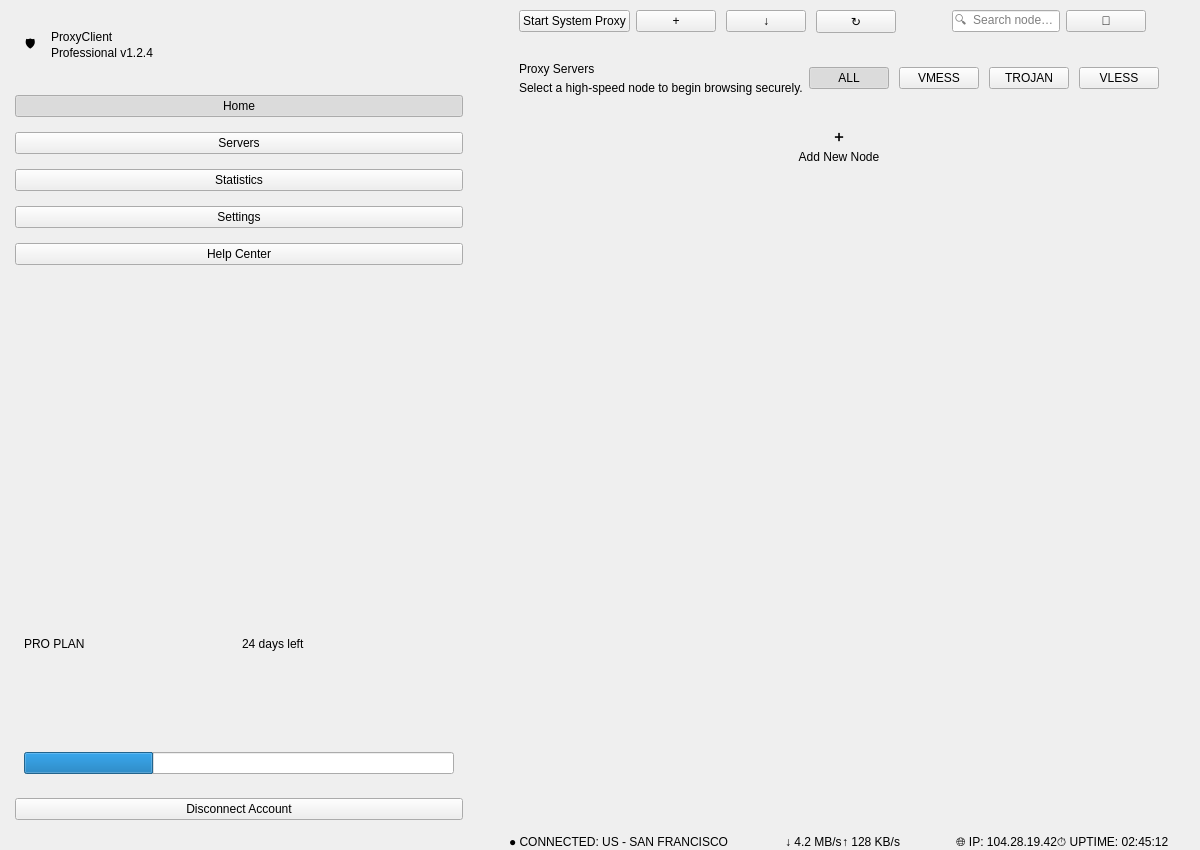
Above: v2raycpp.ui from llk657843/V2ray before the change. Below: the same form after it.
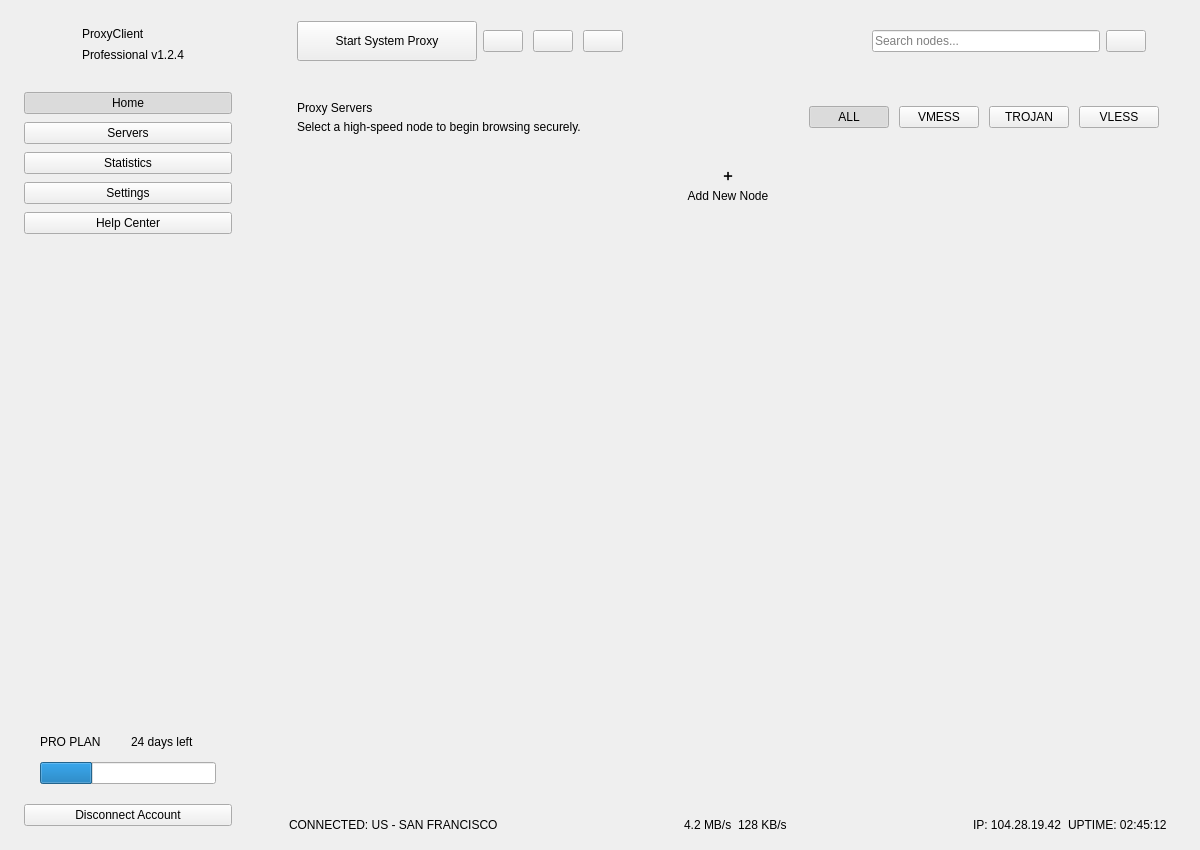
That is the form after the change.

What changed in the file:
```diff
--- a/v2raycpp.ui
+++ b/v2raycpp.ui
@@ -31,21 +31,27 @@
    </property>
    <item>
     <widget class="QFrame" name="fr_left">
+     <property name="maximumSize">
+      <size>
+       <width>256</width>
+       <height>16777215</height>
+      </size>
+     </property>
      <layout class="QVBoxLayout" name="sidebarLayout">
       <property name="spacing">
-       <number>15</number>
+       <number>8</number>
       </property>
       <property name="leftMargin">
-       <number>15</number>
+       <number>24</number>
       </property>
       <property name="topMargin">
-       <number>30</number>
+       <number>24</number>
       </property>
       <property name="rightMargin">
-       <number>15</number>
+       <number>24</number>
       </property>
       <property name="bottomMargin">
-       <number>30</number>
+       <number>24</number>
       </property>
       <item>
        <layout class="QHBoxLayout" name="logoLayout">
@@ -54,8 +60,20 @@
         </property>
         <item>
          <widget class="QLabel" name="logoIcon">
+          <property name="minimumSize">
+           <size>
+            <width>40</width>
+            <height>40</height>
+           </size>
+          </property>
+          <property name="maximumSize">
+           <size>
+            <width>40</width>
+            <height>40</height>
+           </size>
+          </property>
           <property name="text">
-           <string>🛡️</string>
+           <string/>
           </property>
           <property name="class" stdset="0">
            <string>logoIcon</string>
@@ -218,7 +236,25 @@
       </item>
       <item>
        <widget class="QFrame" name="proPlanBox">
+        <property name="maximumSize">
+         <size>
+          <width>16777215</width>
+          <height>80</height>
+         </size>
+        </property>
         <layout class="QVBoxLayout">
+         <property name="leftMargin">
+          <number>16</number>
+         </property>
+         <property name="topMargin">
+          <number>12</number>
+         </property>
+         <property name="rightMargin">
+          <number>16</number>
+         </property>
+         <property name="bottomMargin">
+          <number>12</number>
+         </property>
          <item>
           <layout class="QHBoxLayout">
            <item>
@@ -293,6 +329,18 @@
       </property>
       <item>
        <widget class="QFrame" name="fr_top">
+        <property name="minimumSize">
+         <size>
+          <width>0</width>
+          <height>80</height>
+         </size>
+        </property>
+        <property name="maximumSize">
+         <size>
+          <width>16777215</width>
+          <height>80</height>
+         </size>
+        </property>
         <layout class="QHBoxLayout">
          <property name="leftMargin">
           <number>40</number>
@@ -302,6 +350,18 @@
          </property>
          <item>
           <widget class="QPushButton" name="btnStartProxy">
+           <property name="minimumSize">
+            <size>
+             <width>180</width>
+             <height>40</height>
+            </size>
+           </property>
+           <property name="maximumSize">
+            <size>
+             <width>180</width>
+             <height>40</height>
+            </size>
+           </property>
            <property name="text">
             <string>Start System Proxy</string>
            </property>
@@ -315,7 +375,7 @@
            <item>
             <widget class="QPushButton" name="toolAdd">
              <property name="text">
-              <string>+</string>
+              <string/>
              </property>
              <property name="class" stdset="0">
               <string>iconBtn</string>
@@ -325,7 +385,7 @@
            <item>
             <widget class="QPushButton" name="toolDl">
              <property name="text">
-              <string>↓</string>
+              <string/>
              </property>
              <property name="class" stdset="0">
               <string>iconBtn</string>
@@ -335,7 +395,7 @@
            <item>
             <widget class="QPushButton" name="toolRefresh">
              <property name="text">
-              <string>↻</string>
+              <string/>
              </property>
              <property name="class" stdset="0">
               <string>iconBtn</string>
@@ -356,18 +416,35 @@
             </size>
            </property>
           </spacer>
+         </item>
+         <item>
+          <layout class="QHBoxLayout">
+           <property name="spacing">
+            <number>0</number>
+           </property>
+           <item>
+            <widget class="QLabel" name="searchIcon">
+             <property name="text">
+              <string/>
+             </property>
+            </widget>
          </item>
          <item>
           <widget class="QLineEdit" name="searchBar">
+             <property name="text">
+              <string/>
+             </property>
            <property name="placeholderText">
-            <string>🔍  Search nodes...</string>
-           </property>
-          </widget>
+              <string>Search nodes...</string>
+             </property>
+            </widget>
+           </item>
+          </layout>
          </item>
          <item>
           <widget class="QPushButton" name="btnNotify">
            <property name="text">
-            <string>🔔</string>
+            <string/>
            </property>
            <property name="class" stdset="0">
             <string>circleBtn</string>
@@ -580,17 +657,30 @@
        </widget>
       </item>
       <item>
+       <widget class="QFrame" name="fr_bottom">
+        <property name="minimumSize">
+         <size>
+          <width>0</width>
+          <height>48</height>
+         </size>
+        </property>
+        <property name="maximumSize">
+         <size>
+          <width>16777215</width>
+          <height>48</height>
+         </size>
+        </property>
        <layout class="QHBoxLayout" name="layout_bottom">
         <property name="leftMargin">
-         <number>30</number>
+          <number>32</number>
         </property>
         <property name="rightMargin">
-         <number>30</number>
+          <number>32</number>
         </property>
         <item>
          <widget class="QLabel" name="statConnLabel">
           <property name="text">
-           <string>● CONNECTED: US - SAN FRANCISCO</string>
+            <string>CONNECTED: US - SAN FRANCISCO</string>
           </property>
          </widget>
         </item>
@@ -610,7 +700,7 @@
         <item>
          <widget class="QLabel" name="statSpeedDown">
           <property name="text">
-           <string>↓ 4.2 MB/s</string>
+            <string>4.2 MB/s</string>
           </property>
           <property name="class" stdset="0">
            <string>statText</string>
@@ -620,7 +710,7 @@
         <item>
          <widget class="QLabel" name="statSpeedUp">
           <property name="text">
-           <string>↑ 128 KB/s</string>
+            <string>128 KB/s</string>
           </property>
           <property name="class" stdset="0">
            <string>statText</string>
@@ -643,7 +733,7 @@
         <item>
          <widget class="QLabel" name="statIP">
           <property name="text">
-           <string>🌐 IP: 104.28.19.42</string>
+            <string>IP: 104.28.19.42</string>
           </property>
           <property name="class" stdset="0">
            <string>statText</string>
@@ -653,7 +743,7 @@
         <item>
          <widget class="QLabel" name="statUptime">
           <property name="text">
-           <string>⏱ UPTIME: 02:45:12</string>
+            <string>UPTIME: 02:45:12</string>
           </property>
           <property name="class" stdset="0">
            <string>statText</string>
@@ -661,6 +751,7 @@
          </widget>
         </item>
        </layout>
+       </widget>
       </item>
      </layout>
     </widget>
```
Lines whose indentation alone changed are shown as unchanged.
